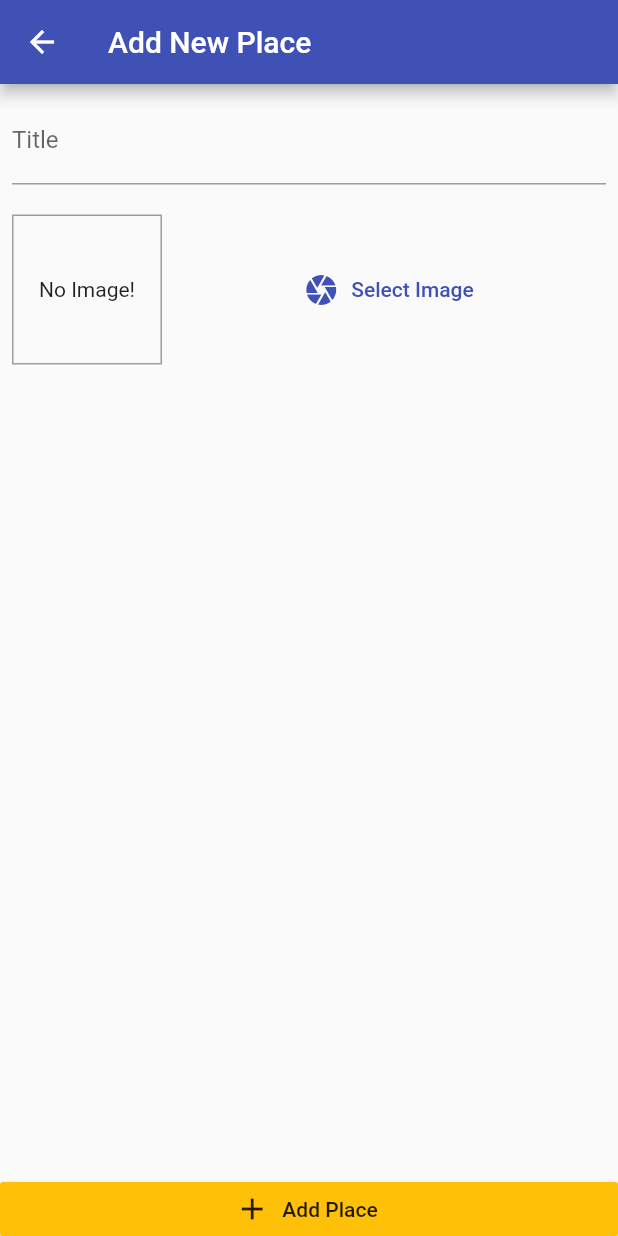
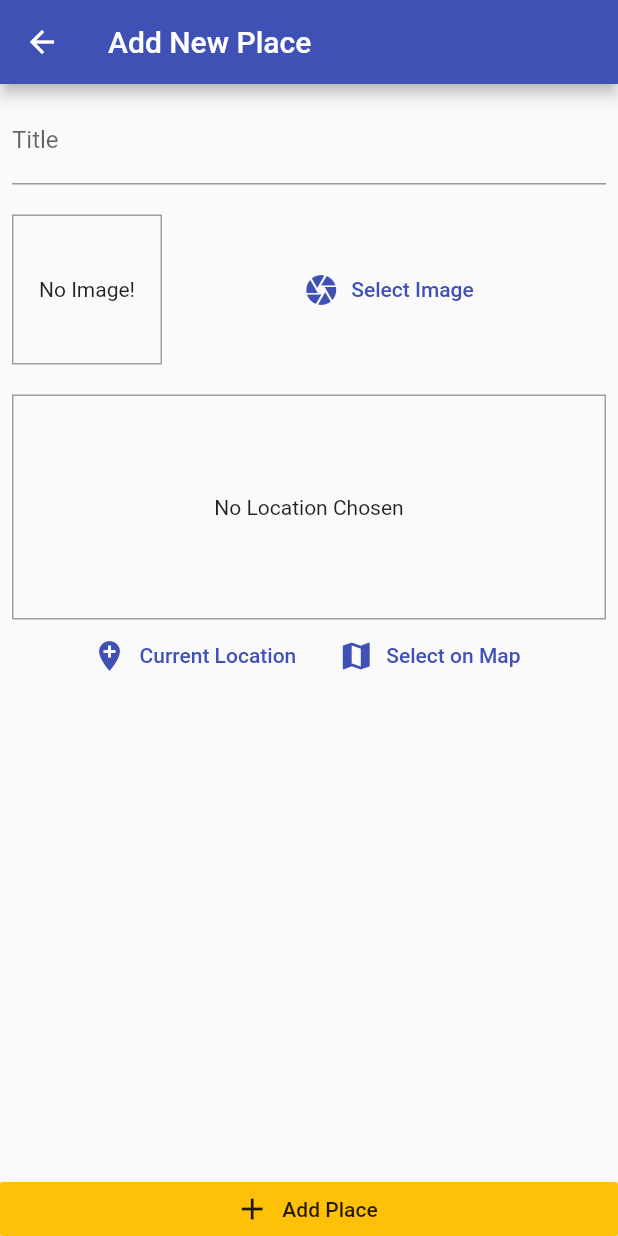
Before and after one commit to MhmdAwad/GreatPlaces, a Flutter app: the AddPlacesScreen screen opened by its route, after a tap on "Add Place", on a phone screen of 412 x 824 dp. Run offline on Flutter 3.47's test engine with Material 2 defaults, Android fonts, the phone set to English and light mode, and no system bars; our stand-ins replace image_picker, sqflite; accounts and stored records are empty.

Commit message:
change new place screen design

```diff
--- a/lib/Screens/AddNewPlaceScreen.dart
+++ b/lib/Screens/AddNewPlaceScreen.dart
@@ -15,16 +15,18 @@ class AddPlacesScreen extends StatefulWidget {
 
 class _AddPlacesScreenState extends State<AddPlacesScreen> {
   File _pickedImage;
+  String locationImageUrl;
   var _titleController = TextEditingController();
 
   void _saveImage(File selectedImage) {
     _pickedImage = selectedImage;
   }
-  void _savePlace(){
-    if(_titleController.text.isEmpty || _pickedImage == null)
-      return;
 
-    Provider.of<PlacesProvider>(context, listen: false).addPlace(_titleController.text, _pickedImage);
+  void _savePlace() {
+    if (_titleController.text.isEmpty || _pickedImage == null) return;
+
+    Provider.of<PlacesProvider>(context, listen: false)
+        .addPlace(_titleController.text, _pickedImage);
     Navigator.of(context).pop();
   }
 
@@ -49,7 +51,42 @@ class _AddPlacesScreenState extends State<AddPlacesScreen> {
                       SizedBox(
                         height: 20,
                       ),
-                      ImageSelector(_saveImage)
+                      ImageSelector(_saveImage),
+                      SizedBox(height: 20,),
+                      Container(
+                        alignment: Alignment.center,
+                        width: double.infinity,
+                        padding: EdgeInsets.all(10),
+                        height: 150,
+                        decoration: BoxDecoration(
+                            border: Border.all(width: 1, color: Colors.grey)),
+                        child: locationImageUrl == null
+                            ? Text(
+                                "No Location Chosen",
+                                textAlign: TextAlign.center,
+                              )
+                            : Image.network(
+                                locationImageUrl,
+                                fit: BoxFit.cover,
+                              ),
+                      ),
+                      Row(
+                        mainAxisAlignment: MainAxisAlignment.center,
+                        children: [
+                          FlatButton.icon(
+                            onPressed: () {},
+                            icon: Icon(Icons.add_location),
+                            label: Text("Current Location"),
+                            textColor: Theme.of(context).primaryColor,
+                          ),
+                          FlatButton.icon(
+                            onPressed: () {},
+                            icon: Icon(Icons.map),
+                            label: Text("Select on Map"),
+                            textColor: Theme.of(context).primaryColor,
+                          ),
+                        ],
+                      )
                     ],
                   )),
               RaisedButton.icon(
```
